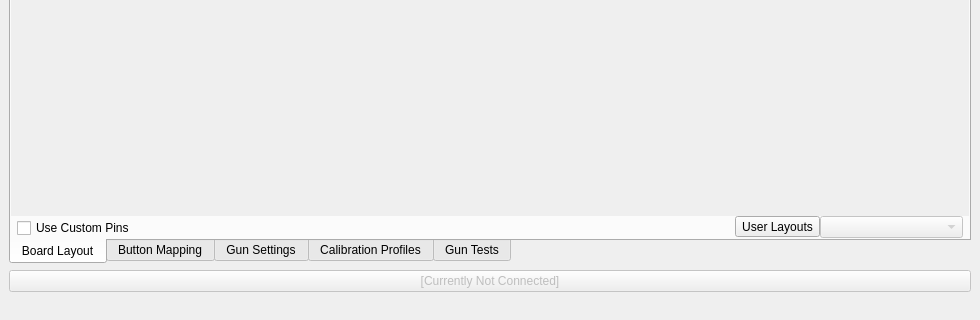
TeamOpenFIRE/OpenFIRE-App, file src/appmainwindow.ui: the form before one commit; both pictures show x 0 to 980 and y 512 to 832 of the 980 by 832 pixel window.
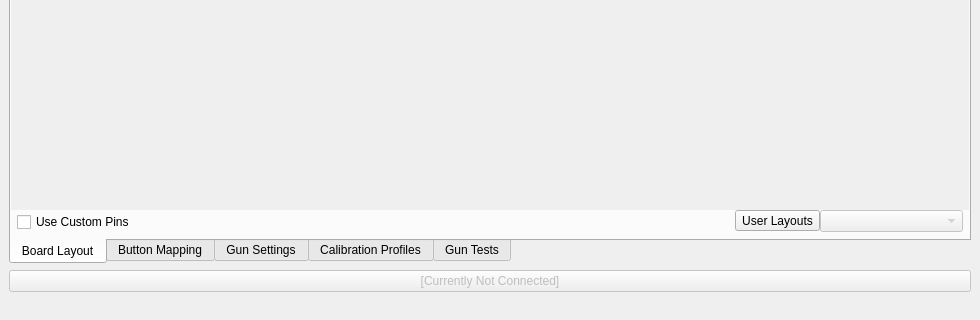
The form after the commit. Icons and pictures are not drawn.

The edit to the form file:
```diff
--- a/src/appmainwindow.ui
+++ b/src/appmainwindow.ui
@@ -176,7 +176,7 @@
              <x>0</x>
              <y>0</y>
              <width>958</width>
-             <height>587</height>
+             <height>582</height>
             </rect>
            </property>
            <layout class="QHBoxLayout" name="horizontalLayout_3">
@@ -221,6 +221,9 @@
           <property name="rightMargin">
            <number>6</number>
           </property>
+          <property name="bottomMargin">
+           <number>6</number>
+          </property>
           <item alignment="Qt::AlignBottom">
            <widget class="QCheckBox" name="customPinsEnabled">
             <property name="enabled">
```
